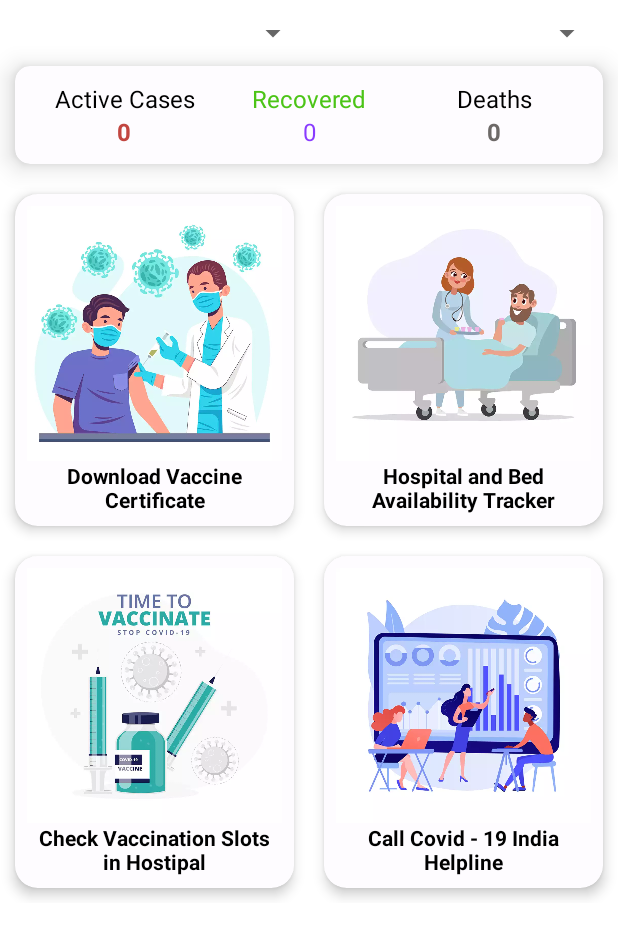
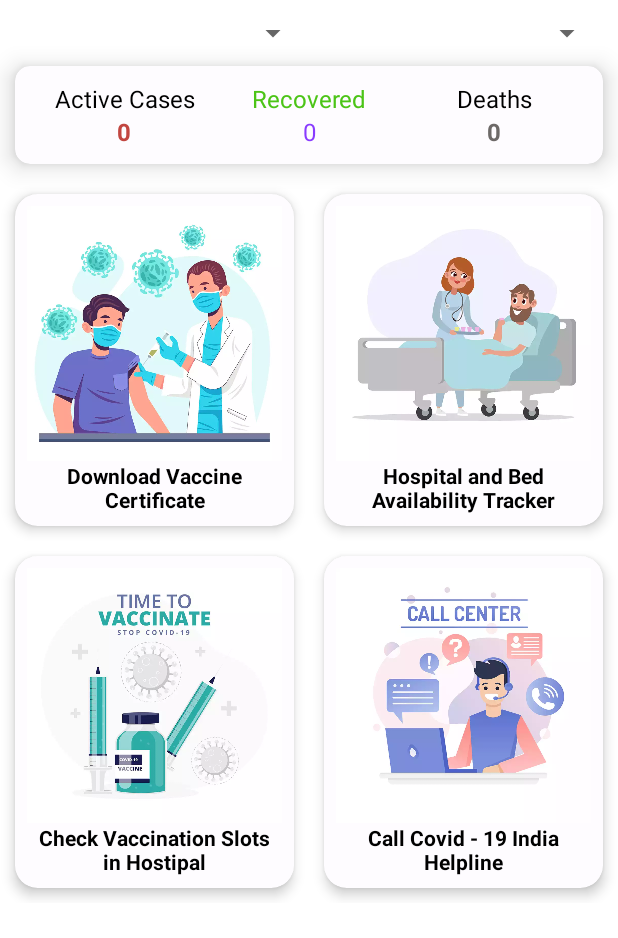
Before and after one commit to beyonity/CovidCertificate, an Android app: the fragment HomeFragment shown on its own in the app's theme, on a phone screen of 412 x 824 dp. Shown: the top 938 px of the screen. Run offline under Robolectric (Android 15) with nearby library versions, the phone set to English and light mode, and no system bars; libraries missing offline, so code that uses them is left out: com.androidnetworking, com.androidnetworking.error, com.androidnetworking.interfaces; Roboto replaces fonts that are not available here; 1 statement that could not run was skipped.

Commit message:
helpline image change

```diff
--- a/app/src/main/res/layout/fragment_home.xml
+++ b/app/src/main/res/layout/fragment_home.xml
@@ -307,7 +307,7 @@
                         android:layout_width="wrap_content"
                         android:layout_height="wrap_content"
                         android:adjustViewBounds="true"
-                        android:src="@drawable/stati" />
+                        android:src="@drawable/helpline" />
 
                     <TextView
                         android:layout_width="match_parent"
```
Also changed, not shown: app/src/main/res/drawable/helpline.webp (added).
